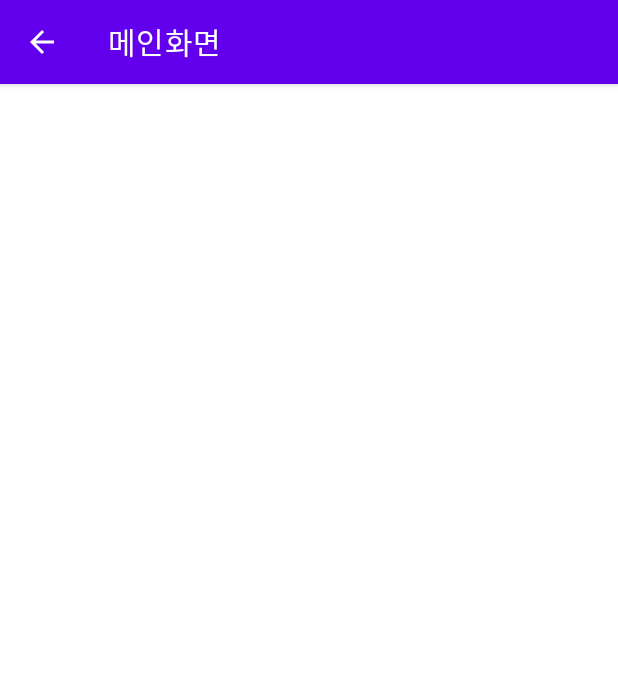
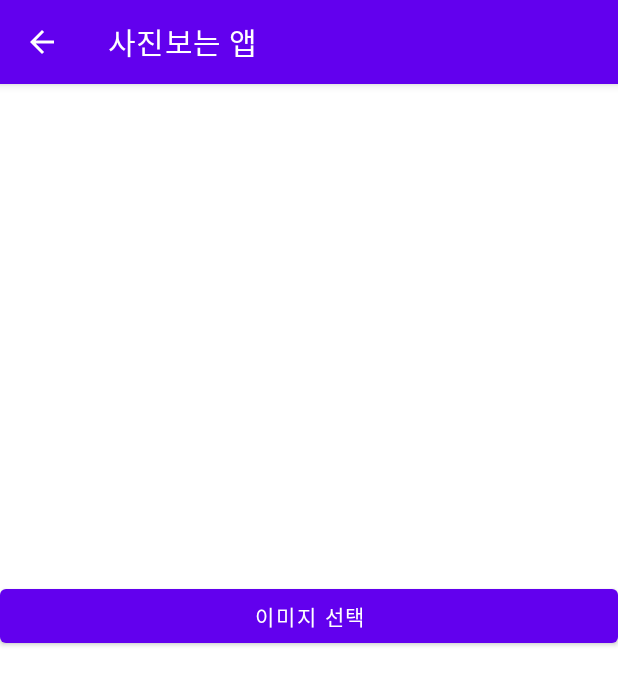
Before and after one commit to wjxor/3grade1, an Android app: the MainActivity screen opened directly, with no data from a screen before it, on a phone screen of 412 x 824 dp. Shown: the top 685 px of the screen. Run offline under Robolectric (Android 15) with nearby library versions, the phone set to English and light mode, and no system bars.

Commit message:
사진보기 앱

```diff
--- a/app/src/main/java/com/example/a3grade1/MainActivity.java
+++ b/app/src/main/java/com/example/a3grade1/MainActivity.java
@@ -2,23 +2,51 @@ package com.example.a3grade1;
 
 import androidx.appcompat.app.AppCompatActivity;
 
+import android.content.Intent;
+import android.net.Uri;
 import android.os.Bundle;
+import android.view.View;
+import android.widget.ImageView;
 import android.widget.TextView;
 
 public class MainActivity extends AppCompatActivity {
+    private ImageView imageViewTop;
+
+    private static final int REQUEST_CODE_PICK_IMAGE = 3000;
+
 
     @Override
     protected void onCreate(Bundle savedInstanceState) {
         super.onCreate(savedInstanceState);
         setContentView(R.layout.activity_main);
 
-        setTitle("메인화면");
+        setTitle("사진보는 앱");
 
-        int loginedMemberId = getIntent().getIntExtra("loginedMemberId", 0);
+        imageViewTop = findViewById(R.id.imageViewTop);
 
-        Member loginedMember = AppDatabase.findMember(loginedMemberId);
+    }
 
-        TextView textViewLoginedMemberName = findViewById(R.id.textViewLoginedMemberName);
-        textViewLoginedMemberName.setText(loginedMember.getName() + "님 환영합니다.");
+    public void buttonPickImageClicked(View view) {
+        Intent intent = new Intent(Intent.ACTION_PICK);
+        intent.setType("image/*");
+        String[] mimeTypes = {"image/jpeg", "image/png"};
+        intent.putExtra(Intent.EXTRA_MIME_TYPES, mimeTypes);
+        startActivityForResult(intent, REQUEST_CODE_PICK_IMAGE);
     }
+
+    @Override
+    public void onActivityResult(int requestCode, int resultCode, Intent data) {
+        super.onActivityResult(requestCode, resultCode, data);
+
+        if (resultCode != RESULT_OK) {
+            return;
+        }
+
+        if (requestCode == REQUEST_CODE_PICK_IMAGE) {
+            Uri selectedImageUri = data.getData();
+
+            imageViewTop.setImageURI(selectedImageUri);
+        }
+    }
+
 }
--- a/app/src/main/res/layout/activity_main.xml
+++ b/app/src/main/res/layout/activity_main.xml
@@ -7,11 +7,18 @@
     tools:context=".MainActivity"
     android:orientation="vertical">
 
-    <TextView
-        android:id="@+id/textViewLoginedMemberName"
+    <ImageView
+        android:id="@+id/imageViewTop"
+        android:layout_width="300dp"
+        android:layout_height="300dp"
+        android:layout_gravity="center"
+        android:layout_margin="15dp"
+        android:scaleType="centerCrop" />
+
+    <Button
         android:layout_width="match_parent"
         android:layout_height="wrap_content"
-        android:gravity="center"
-        android:textAppearance="@style/TextAppearance.AppCompat.Title" />
+        android:onClick="buttonPickImageClicked"
+        android:text="이미지 선택" />
 
 </LinearLayout>
```
